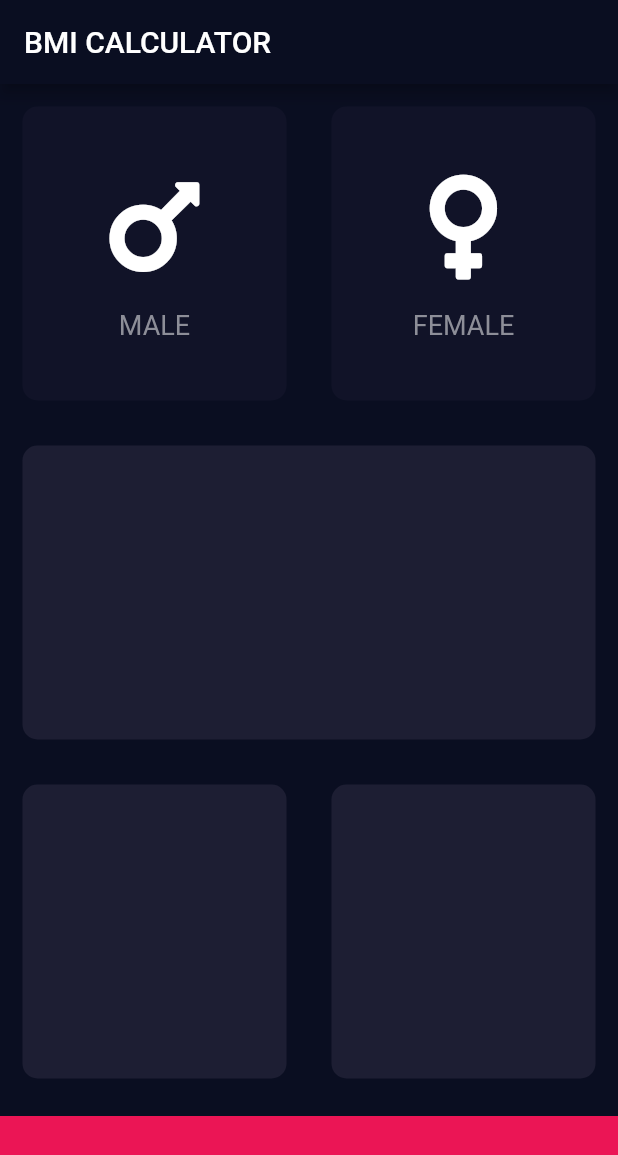
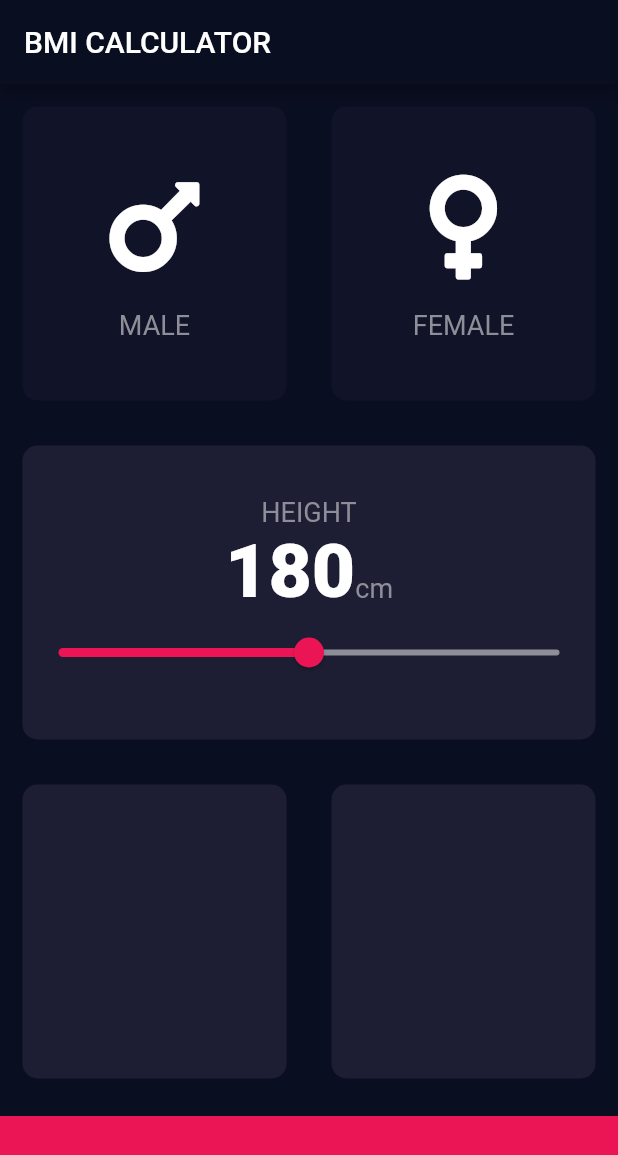
Before and after one commit to afadhitya/Flutter-Course-Example-Project, a Flutter app: the screen it shows after launch, on a phone screen of 412 x 824 dp. Shown: the top 1155 px of the screen. Run offline on Flutter 3.47's test engine with Material 2 defaults, Android fonts, the phone set to English and light mode, and no system bars; our stand-ins replace audioplayers, font_awesome_flutter, rflutter_alert.

Commit message:
[ section 12 ] move constans to a single file, add slider for input the height

```diff
--- /dev/null
+++ b/Section 12/bmi-calculator-flutter-master/lib/constants.dart
@@ -0,0 +1,17 @@
+import 'package:flutter/material.dart';
+
+const kActiveCardColor = Color(0xFF1D1E33);
+const kInactiveCardColor = Color(0xFF111328);
+const kBottomContainerColor = Color(0xFFEB1555);
+const kBottomContainerTopMargin = 10.00;
+const kBottomContainerHeight = 80.00;
+
+const kLabelTextStyle = TextStyle(
+  fontSize: 18.0,
+  color: Color(0xFF8D8E98),
+);
+
+const kNumberTextStyle = TextStyle(
+  fontSize: 50.00,
+  fontWeight: FontWeight.w900,
+);
--- a/Section 12/bmi-calculator-flutter-master/lib/input_page.dart
+++ b/Section 12/bmi-calculator-flutter-master/lib/input_page.dart
@@ -1,15 +1,10 @@
+import 'package:bmi_calculator/constants.dart';
 import 'package:bmi_calculator/gender_enum.dart';
 import 'package:flutter/material.dart';
 import 'package:font_awesome_flutter/font_awesome_flutter.dart';
 
 import 'card_content.dart';
 import 'reusable_card.dart';
-
-const activeCardColor = Color(0xFF1D1E33);
-const inactiveCardColor = Color(0xFF111328);
-const bottomButtonColor = Color(0xFFEB1555);
-const bottomButtonTopMargin = 10.00;
-const bottomContainerHeight = 80.00;
 
 class InputPage extends StatefulWidget {
   @override
@@ -18,6 +13,7 @@ class InputPage extends StatefulWidget {
 
 class _InputPageState extends State<InputPage> {
   Gender selectedGender;
+  int height = 180;
 
   @override
   Widget build(BuildContext context) {
@@ -26,6 +22,7 @@ class _InputPageState extends State<InputPage> {
         title: Text('BMI CALCULATOR'),
       ),
       body: Column(
+        crossAxisAlignment: CrossAxisAlignment.stretch,
         children: [
           Expanded(
             child: Row(
@@ -33,8 +30,8 @@ class _InputPageState extends State<InputPage> {
                 Expanded(
                   child: ReusableCard(
                     color: selectedGender == Gender.male
-                        ? activeCardColor
-                        : inactiveCardColor,
+                        ? kActiveCardColor
+                        : kInactiveCardColor,
                     childCard: IconContent(
                       icon: FontAwesomeIcons.mars,
                       label: 'MALE',
@@ -49,8 +46,8 @@ class _InputPageState extends State<InputPage> {
                 Expanded(
                   child: ReusableCard(
                     color: selectedGender == Gender.female
-                        ? activeCardColor
-                        : inactiveCardColor,
+                        ? kActiveCardColor
+                        : kInactiveCardColor,
                     childCard: IconContent(
                       icon: FontAwesomeIcons.venus,
                       label: 'FEMALE',
@@ -67,7 +64,42 @@ class _InputPageState extends State<InputPage> {
           ),
           Expanded(
             child: ReusableCard(
-              color: activeCardColor,
+              color: kActiveCardColor,
+              childCard: Column(
+                mainAxisAlignment: MainAxisAlignment.center,
+                children: [
+                  Text(
+                    'HEIGHT',
+                    style: kLabelTextStyle,
+                  ),
+                  Row(
+                    mainAxisAlignment: MainAxisAlignment.center,
+                    crossAxisAlignment: CrossAxisAlignment.baseline,
+                    textBaseline: TextBaseline.alphabetic,
+                    children: [
+                      Text(
+                        height.toString(),
+                        style: kNumberTextStyle,
+                      ),
+                      Text(
+                        'cm',
+                        style: kLabelTextStyle,
+                      ),
+                    ],
+                  ),
+                  Slider(
+                      value: height.toDouble(),
+                      min: 120.0,
+                      max: 240.0,
+                      activeColor: Color(0xFFEB1555),
+                      inactiveColor: Color(0xFF8D8E98),
+                      onChanged: (double newValue) {
+                        setState(() {
+                          height = newValue.round();
+                        });
+                      }),
+                ],
+              ),
             ),
           ),
           Expanded(
@@ -75,22 +107,22 @@ class _InputPageState extends State<InputPage> {
               children: [
                 Expanded(
                   child: ReusableCard(
-                    color: activeCardColor,
+                    color: kActiveCardColor,
                   ),
                 ),
                 Expanded(
                   child: ReusableCard(
-                    color: activeCardColor,
+                    color: kActiveCardColor,
                   ),
                 ),
               ],
             ),
           ),
           Container(
-            color: bottomButtonColor,
-            margin: EdgeInsets.only(top: bottomButtonTopMargin),
+            color: kBottomContainerColor,
+            margin: EdgeInsets.only(top: kBottomContainerTopMargin),
             width: double.infinity,
-            height: bottomContainerHeight,
+            height: kBottomContainerHeight,
           )
         ],
       ),
```
